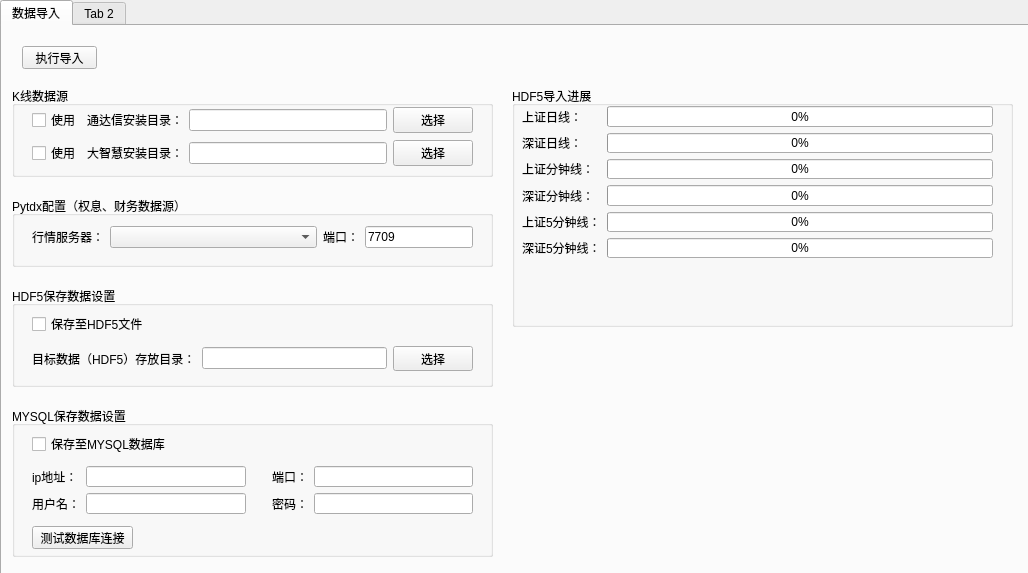
This is hikyuu_python/tools/maintain/MainWindow.ui in fasiondog/hikyuu as Qt 5 draws it before an edit. The edited form follows.
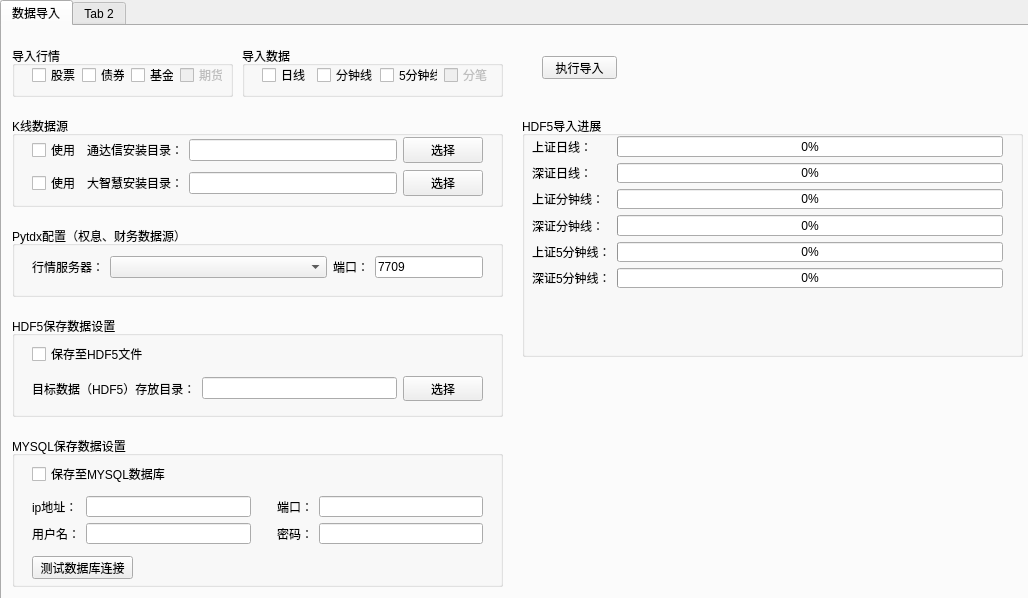
This is the edited form.

The edit to the form file:
```diff
--- a/hikyuu_python/tools/maintain/MainWindow.ui
+++ b/hikyuu_python/tools/maintain/MainWindow.ui
@@ -7,7 +7,7 @@
     <x>0</x>
     <y>0</y>
     <width>1028</width>
-    <height>573</height>
+    <height>598</height>
    </rect>
   </property>
   <property name="windowTitle">
@@ -20,7 +20,7 @@
       <x>0</x>
       <y>0</y>
       <width>1031</width>
-      <height>581</height>
+      <height>601</height>
      </rect>
     </property>
     <property name="currentIndex">
@@ -33,8 +33,8 @@
      <widget class="QPushButton" name="start_import_pushButton">
       <property name="geometry">
        <rect>
-        <x>20</x>
-        <y>20</y>
+        <x>540</x>
+        <y>30</y>
         <width>75</width>
         <height>23</height>
        </rect>
@@ -47,8 +47,8 @@
       <property name="geometry">
        <rect>
         <x>10</x>
-        <y>60</y>
-        <width>481</width>
+        <y>90</y>
+        <width>491</width>
         <height>91</height>
        </rect>
       </property>
@@ -60,7 +60,7 @@
         <rect>
          <x>20</x>
          <y>20</y>
-         <width>441</width>
+         <width>451</width>
          <height>61</height>
         </rect>
        </property>
@@ -120,8 +120,8 @@
       <property name="geometry">
        <rect>
         <x>10</x>
-        <y>170</y>
-        <width>481</width>
+        <y>200</y>
+        <width>491</width>
         <height>71</height>
        </rect>
       </property>
@@ -133,7 +133,7 @@
         <rect>
          <x>20</x>
          <y>30</y>
-         <width>441</width>
+         <width>451</width>
          <height>22</height>
         </rect>
        </property>
@@ -178,8 +178,8 @@
       <property name="geometry">
        <rect>
         <x>10</x>
-        <y>260</y>
-        <width>481</width>
+        <y>290</y>
+        <width>491</width>
         <height>101</height>
        </rect>
       </property>
@@ -191,7 +191,7 @@
         <rect>
          <x>20</x>
          <y>60</y>
-         <width>441</width>
+         <width>451</width>
          <height>25</height>
         </rect>
        </property>
@@ -233,8 +233,8 @@
       <property name="geometry">
        <rect>
         <x>10</x>
-        <y>380</y>
-        <width>481</width>
+        <y>410</y>
+        <width>491</width>
         <height>151</height>
        </rect>
       </property>
@@ -272,7 +272,7 @@
         <rect>
          <x>20</x>
          <y>60</y>
-         <width>441</width>
+         <width>451</width>
          <height>48</height>
         </rect>
        </property>
@@ -339,8 +339,8 @@
      <widget class="QGroupBox" name="groupBox_5">
       <property name="geometry">
        <rect>
-        <x>510</x>
-        <y>60</y>
+        <x>520</x>
+        <y>90</y>
         <width>501</width>
         <height>241</height>
        </rect>
@@ -445,6 +445,118 @@
        </layout>
       </widget>
      </widget>
+     <widget class="QGroupBox" name="groupBox_6">
+      <property name="geometry">
+       <rect>
+        <x>240</x>
+        <y>20</y>
+        <width>261</width>
+        <height>51</height>
+       </rect>
+      </property>
+      <property name="title">
+       <string>导入数据</string>
+      </property>
+      <widget class="QWidget" name="">
+       <property name="geometry">
+        <rect>
+         <x>20</x>
+         <y>20</y>
+         <width>231</width>
+         <height>18</height>
+        </rect>
+       </property>
+       <layout class="QHBoxLayout" name="horizontalLayout_2">
+        <item>
+         <widget class="QCheckBox" name="import_day_checkBox">
+          <property name="text">
+           <string>日线</string>
+          </property>
+         </widget>
+        </item>
+        <item>
+         <widget class="QCheckBox" name="import_min_checkBox">
+          <property name="text">
+           <string>分钟线</string>
+          </property>
+         </widget>
+        </item>
+        <item>
+         <widget class="QCheckBox" name="import_min5_checkBox">
+          <property name="text">
+           <string>5分钟线</string>
+          </property>
+         </widget>
+        </item>
+        <item>
+         <widget class="QCheckBox" name="import_tick_checkBox">
+          <property name="enabled">
+           <bool>false</bool>
+          </property>
+          <property name="text">
+           <string>分笔</string>
+          </property>
+         </widget>
+        </item>
+       </layout>
+      </widget>
+     </widget>
+     <widget class="QGroupBox" name="groupBox_7">
+      <property name="geometry">
+       <rect>
+        <x>10</x>
+        <y>20</y>
+        <width>221</width>
+        <height>51</height>
+       </rect>
+      </property>
+      <property name="title">
+       <string>导入行情</string>
+      </property>
+      <widget class="QWidget" name="">
+       <property name="geometry">
+        <rect>
+         <x>20</x>
+         <y>20</y>
+         <width>191</width>
+         <height>18</height>
+        </rect>
+       </property>
+       <layout class="QHBoxLayout" name="horizontalLayout_3">
+        <item>
+         <widget class="QCheckBox" name="import_stock_checkBox">
+          <property name="text">
+           <string>股票</string>
+          </property>
+         </widget>
+        </item>
+        <item>
+         <widget class="QCheckBox" name="import_bond_checkBox">
+          <property name="text">
+           <string>债券</string>
+          </property>
+         </widget>
+        </item>
+        <item>
+         <widget class="QCheckBox" name="import_fund_checkBox">
+          <property name="text">
+           <string>基金</string>
+          </property>
+         </widget>
+        </item>
+        <item>
+         <widget class="QCheckBox" name="import_future_checkBox">
+          <property name="enabled">
+           <bool>false</bool>
+          </property>
+          <property name="text">
+           <string>期货</string>
+          </property>
+         </widget>
+        </item>
+       </layout>
+      </widget>
+     </widget>
     </widget>
     <widget class="QWidget" name="tab_2">
      <attribute name="title">
```
